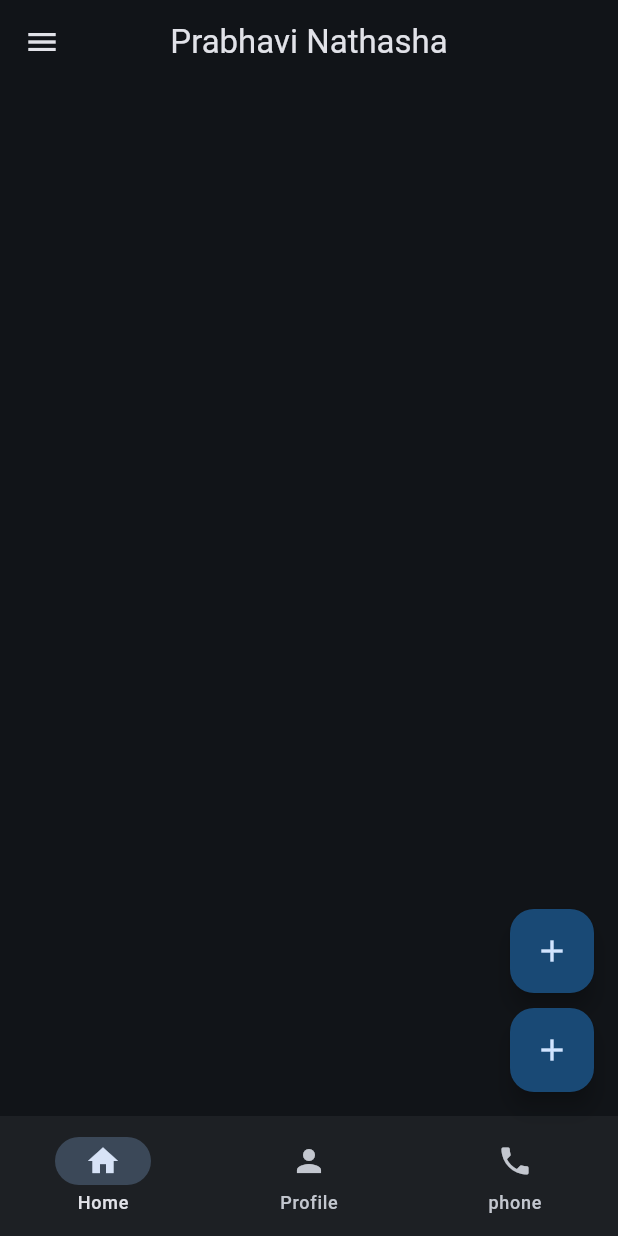
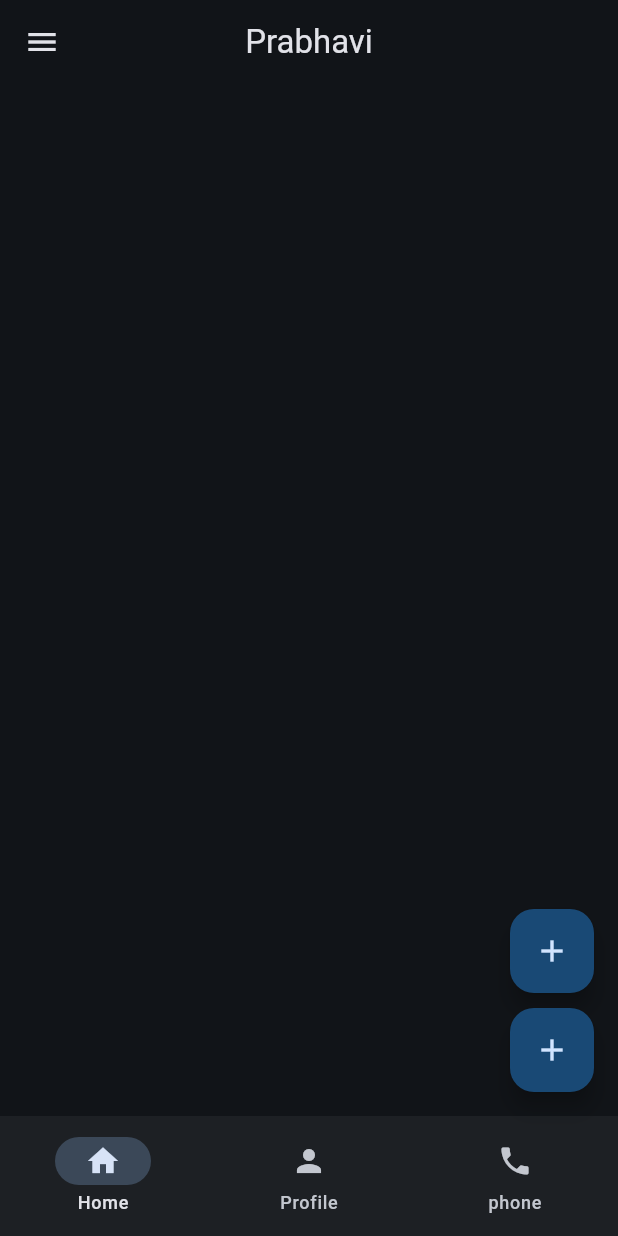
Before and after one commit to SAPNathasha/flutter_to_do_app01, a Flutter app: the screen it shows after launch, on a phone screen of 412 x 824 dp. Run offline on Flutter 3.47's test engine with Material 3 defaults, Android fonts, the phone set to English and light mode, and no system bars.

Commit message:
Use null safety

```diff
--- a/lib/main.dart
+++ b/lib/main.dart
@@ -7,6 +7,7 @@ void main() {
 //stateless
 //materialApp
 //scaffold
+String? name = "Prabhavi";
 
 class MyApp extends StatelessWidget {
   const MyApp({super.key});
@@ -24,7 +25,7 @@ class MyApp extends StatelessWidget {
 
       home: SafeArea(
         child: Scaffold(
-          appBar: AppBar(title: Text('Prabhavi Nathasha'), centerTitle: true),
+          appBar: AppBar(title: Text(name!), centerTitle: true),
           drawer: Column(
             children: [
               DrawerHeader(child: Text('Drawer')),
```
